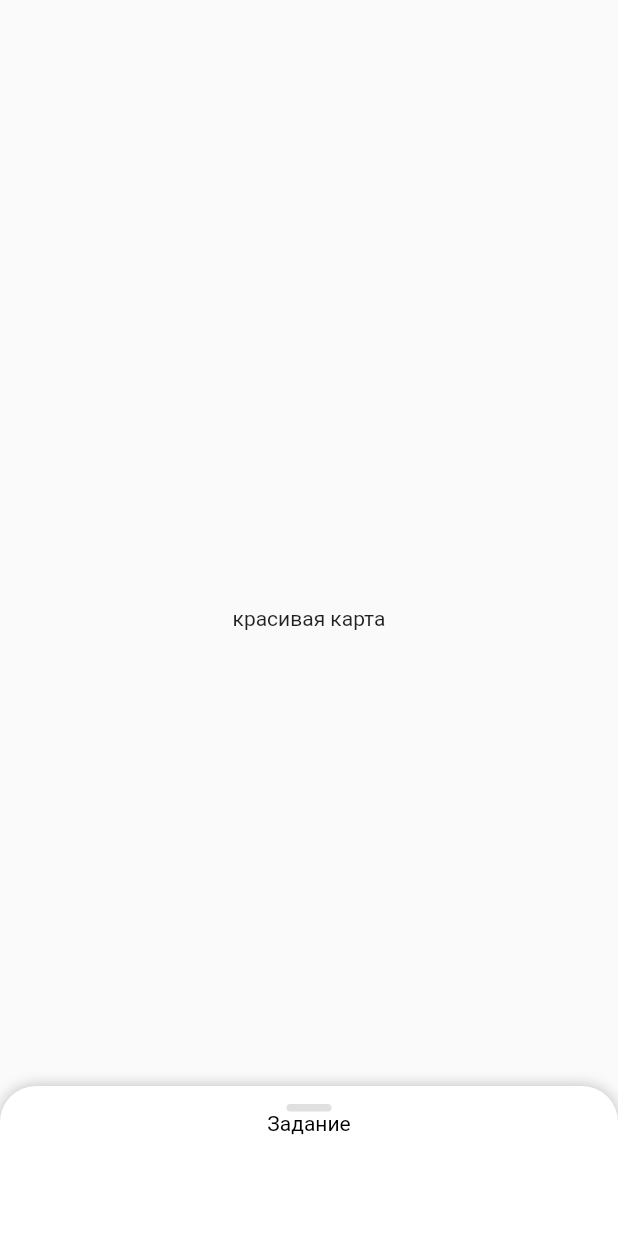
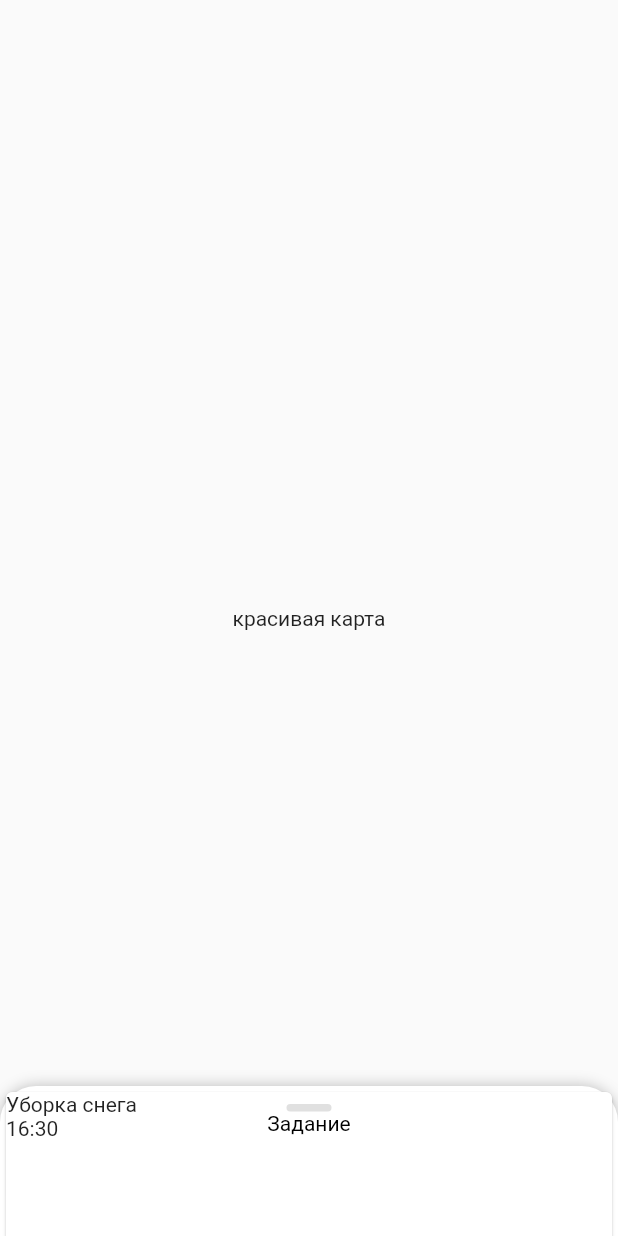
Before and after one commit to mentoster/sheremetyevo_tasks, a Flutter app: the screen it shows after launch, on a phone screen of 412 x 824 dp. Run offline on Flutter 3.47's test engine with Material 2 defaults, Android fonts, the phone set to English and light mode, and no system bars; drawn by our look-alikes of sliding_up_panel; our stand-ins replace flutter_login, liquid_progress_indicator_ns.

Commit message:
add new task

```diff
--- a/lib/Models/NewTask.dart
+++ /dev/null
@@ -1,3 +0,0 @@
-class NewTask{
-
-}
--- /dev/null
+++ b/lib/Screens/mapScreen/widgets/new_task.dart
@@ -0,0 +1,17 @@
+import 'package:flutter/material.dart';
+
+class NewTask extends StatelessWidget {
+  @override
+  Widget build(BuildContext context) {
+    return Card(
+        child: Container(
+            width: double.infinity,
+            child: Column(
+              crossAxisAlignment: CrossAxisAlignment.start,
+              children: [
+                Text("Уборка снега"),
+                Text("16:30"),
+              ],
+            )));
+  }
+}
```
Also changed, not shown: lib/Screens/mapScreen/widgets/opened_card.dart (+14 -2 lines).
